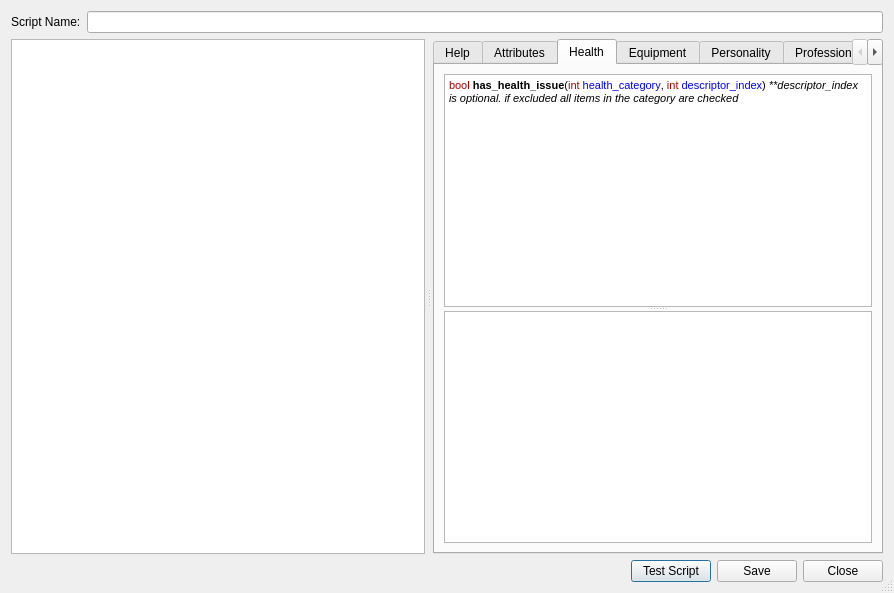
First picture: the form in ui/scriptdialog.ui, repository Dwarf-Therapist/Dwarf-Therapist, before the edit.
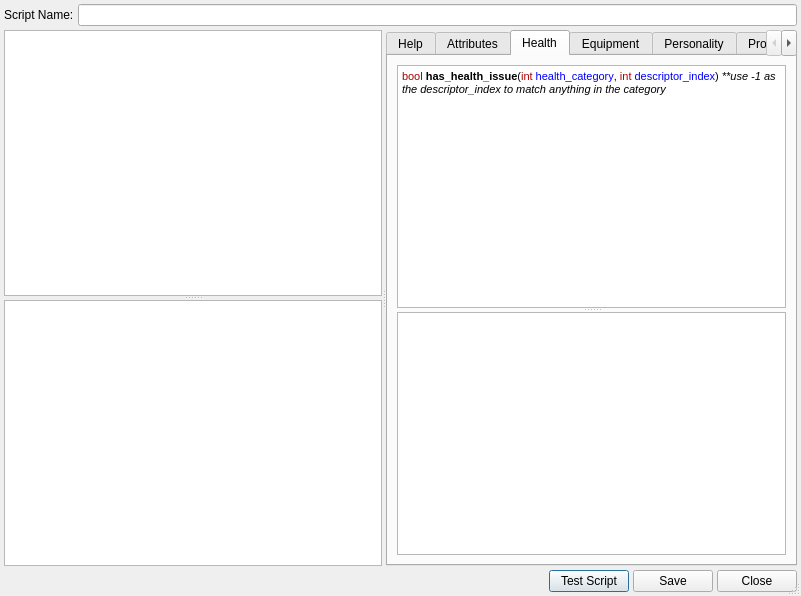
Second picture: the form after the edit. The open tabs and pages were chosen to show the change. Icons and pictures are not drawn.

Commit message:
updated script methods, add script counts/errors
- added a test and report for scripts before they're actually applied
(resolves #100)
- appended a count of the currently filtered population when scripts are
applied
- updated all script functions to make any optional function args
non-optional, as it appears QJSEngine doesn't support them. also updated
information in the script dialog to reflect the function changes.
- removed obsolete role rating code

What changed in the file:
```diff
--- a/ui/scriptdialog.ui
+++ b/ui/scriptdialog.ui
@@ -6,8 +6,8 @@
    <rect>
     <x>0</x>
     <y>0</y>
-    <width>894</width>
-    <height>593</height>
+    <width>801</width>
+    <height>596</height>
    </rect>
   </property>
   <property name="windowTitle">
@@ -21,6 +21,21 @@
    <bool>true</bool>
   </property>
   <layout class="QVBoxLayout" name="verticalLayout">
+   <property name="spacing">
+    <number>4</number>
+   </property>
+   <property name="leftMargin">
+    <number>4</number>
+   </property>
+   <property name="topMargin">
+    <number>4</number>
+   </property>
+   <property name="rightMargin">
+    <number>4</number>
+   </property>
+   <property name="bottomMargin">
+    <number>4</number>
+   </property>
    <item>
     <layout class="QHBoxLayout" name="horizontalLayout_2">
      <item>
@@ -38,29 +53,48 @@
    <item>
     <widget class="QSplitter" name="splitter">
      <property name="sizePolicy">
-      <sizepolicy hsizetype="Preferred" vsizetype="Expanding">
+      <sizepolicy hsizetype="Expanding" vsizetype="Expanding">
        <horstretch>0</horstretch>
        <verstretch>0</verstretch>
       </sizepolicy>
      </property>
-     <property name="midLineWidth">
-      <number>0</number>
+     <property name="frameShadow">
+      <enum>QFrame::Plain</enum>
      </property>
      <property name="orientation">
       <enum>Qt::Horizontal</enum>
      </property>
      <property name="handleWidth">
-      <number>8</number>
+      <number>4</number>
      </property>
      <property name="childrenCollapsible">
       <bool>true</bool>
      </property>
-     <widget class="QPlainTextEdit" name="script_edit">
-      <property name="font">
-       <font>
-        <family>Courier New</family>
-       </font>
+     <widget class="QSplitter" name="splitter_script">
+      <property name="orientation">
+       <enum>Qt::Vertical</enum>
       </property>
+      <property name="handleWidth">
+       <number>4</number>
+      </property>
+      <widget class="QPlainTextEdit" name="script_edit">
+       <property name="font">
+        <font>
+         <family>Courier New</family>
+        </font>
+       </property>
+      </widget>
+      <widget class="QTextEdit" name="txt_status_tip">
+       <property name="sizePolicy">
+        <sizepolicy hsizetype="Expanding" vsizetype="Expanding">
+         <horstretch>0</horstretch>
+         <verstretch>0</verstretch>
+        </sizepolicy>
+       </property>
+       <property name="readOnly">
+        <bool>true</bool>
+       </property>
+      </widget>
      </widget>
      <widget class="QTabWidget" name="tabInfo">
       <property name="currentIndex">
@@ -219,6 +253,12 @@
        <layout class="QVBoxLayout" name="verticalLayout_7">
         <item>
          <widget class="QSplitter" name="splitter_health">
+          <property name="sizePolicy">
+           <sizepolicy hsizetype="Expanding" vsizetype="Expanding">
+            <horstretch>0</horstretch>
+            <verstretch>0</verstretch>
+           </sizepolicy>
+          </property>
           <property name="orientation">
            <enum>Qt::Vertical</enum>
           </property>
@@ -231,7 +271,7 @@
 &lt;html&gt;&lt;head&gt;&lt;meta name=&quot;qrichtext&quot; content=&quot;1&quot; /&gt;&lt;style type=&quot;text/css&quot;&gt;
 p, li { white-space: pre-wrap; }
 &lt;/style&gt;&lt;/head&gt;&lt;body style=&quot; font-family:'MS Shell Dlg 2'; font-size:8.25pt; font-weight:400; font-style:normal;&quot;&gt;
-&lt;p style=&quot; margin-top:0px; margin-bottom:0px; margin-left:0px; margin-right:0px; -qt-block-indent:0; text-indent:0px;&quot;&gt;&lt;span style=&quot; font-size:8pt; color:#aa0000;&quot;&gt;bool &lt;/span&gt;&lt;span style=&quot; font-size:8pt; font-weight:600;&quot;&gt;has_health_issue&lt;/span&gt;&lt;span style=&quot; font-size:8pt;&quot;&gt;(&lt;/span&gt;&lt;span style=&quot; font-size:8pt; color:#aa0000;&quot;&gt;int &lt;/span&gt;&lt;span style=&quot; font-size:8pt; color:#0000ff;&quot;&gt;health_category&lt;/span&gt;&lt;span style=&quot; font-size:8pt;&quot;&gt;, &lt;/span&gt;&lt;span style=&quot; font-size:8pt; color:#aa0000;&quot;&gt;int &lt;/span&gt;&lt;span style=&quot; font-size:8pt; color:#0000ff;&quot;&gt;descriptor_index&lt;/span&gt;&lt;span style=&quot; font-size:8pt;&quot;&gt;) &lt;/span&gt;&lt;span style=&quot; font-size:8pt; font-style:italic;&quot;&gt;**descriptor_index is optional. if excluded all items in the category are checked&lt;/span&gt;&lt;/p&gt;&lt;/body&gt;&lt;/html&gt;</string>
+&lt;p style=&quot; margin-top:0px; margin-bottom:0px; margin-left:0px; margin-right:0px; -qt-block-indent:0; text-indent:0px;&quot;&gt;&lt;span style=&quot; font-size:8pt; color:#aa0000;&quot;&gt;bool &lt;/span&gt;&lt;span style=&quot; font-size:8pt; font-weight:600;&quot;&gt;has_health_issue&lt;/span&gt;&lt;span style=&quot; font-size:8pt;&quot;&gt;(&lt;/span&gt;&lt;span style=&quot; font-size:8pt; color:#aa0000;&quot;&gt;int &lt;/span&gt;&lt;span style=&quot; font-size:8pt; color:#0000ff;&quot;&gt;health_category&lt;/span&gt;&lt;span style=&quot; font-size:8pt;&quot;&gt;, &lt;/span&gt;&lt;span style=&quot; font-size:8pt; color:#aa0000;&quot;&gt;int &lt;/span&gt;&lt;span style=&quot; font-size:8pt; color:#0000ff;&quot;&gt;descriptor_index&lt;/span&gt;&lt;span style=&quot; font-size:8pt;&quot;&gt;) &lt;/span&gt;&lt;span style=&quot; font-size:8pt; font-style:italic;&quot;&gt;**use -1 as the descriptor_index to match anything in the category&lt;/span&gt;&lt;/p&gt;&lt;/body&gt;&lt;/html&gt;</string>
            </property>
           </widget>
           <widget class="QTextEdit" name="text_health">
```
Left out of the diff: 33 changed lines with no effect on the pictures. The commit also changes 15 other files.
